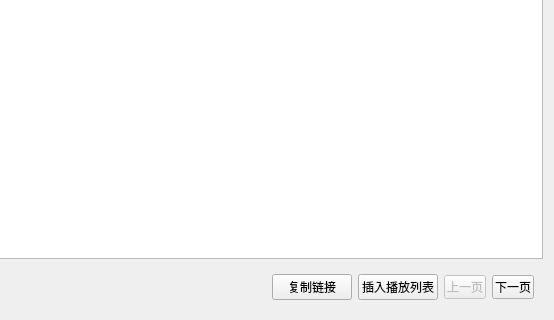
Old version of the form src/searchresultwidget.ui in the repository Remaker01/TinyPlayer; both pictures show x 246 to 800 and y 180 to 500 of the 800 by 500 pixel window.
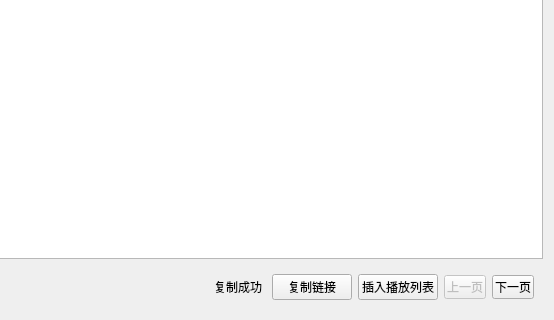
New version of the form.

Commit message: 修改默认背景；完全支持圆角窗口；复制链接提示

Patch:
```diff
--- a/src/searchresultwidget.ui
+++ b/src/searchresultwidget.ui
@@ -94,6 +94,13 @@
         </property>
        </spacer>
       </item>
+      <item>
+       <widget class="QLabel" name="copiedLabel">
+        <property name="text">
+         <string>复制成功 </string>
+        </property>
+       </widget>
+      </item>
       <item>
        <widget class="QPushButton" name="copyButton">
         <property name="text">
```
The commit also changes 9 other files.
